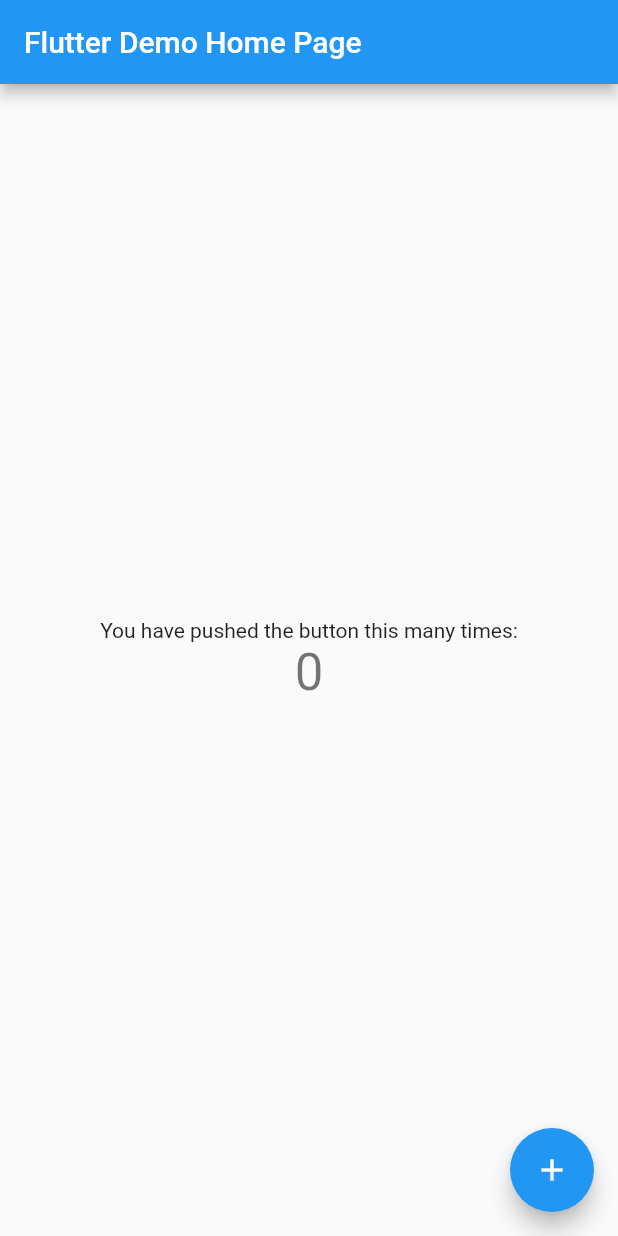
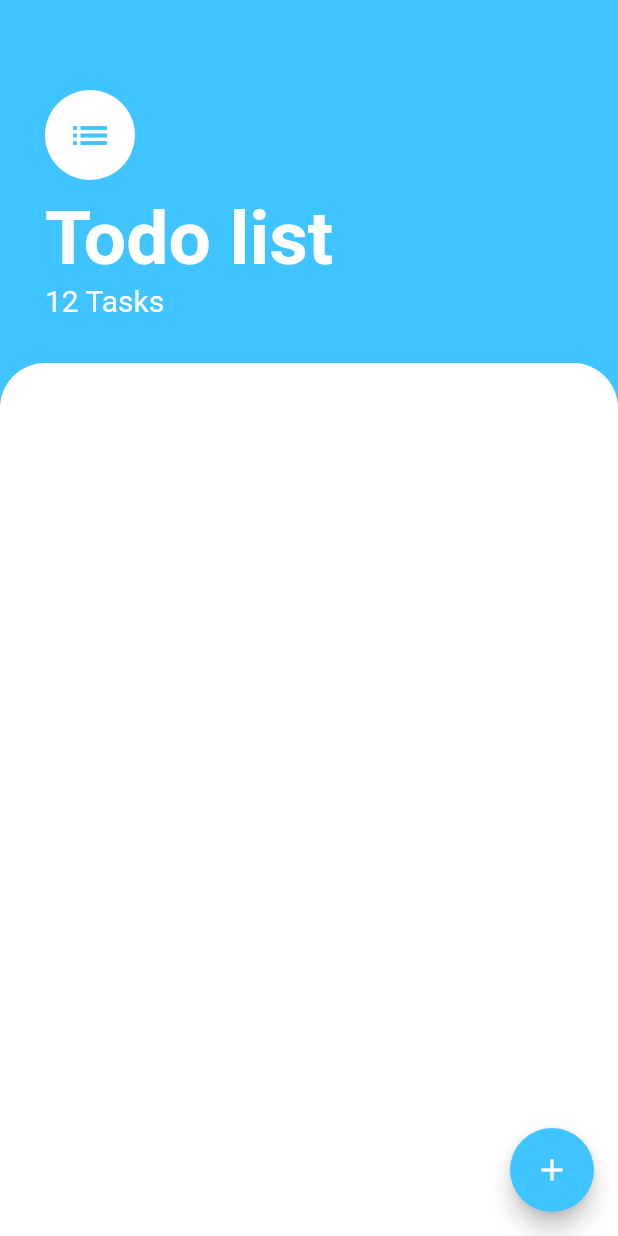
Before and after one commit to asly-97/todo_list_flutter_app, a Flutter app: the screen it shows after launch, on a phone screen of 412 x 824 dp. Run offline on Flutter 3.47's test engine with Material 2 defaults, Android fonts, the phone set to English and light mode, and no system bars.

Commit message:
Designing TasksScreen

```diff
--- a/lib/main.dart
+++ b/lib/main.dart
@@ -1,115 +1,15 @@
 import 'package:flutter/material.dart';
+import 'package:todo_list_flutter/screens/tasks_screen.dart';
 
 void main() {
-  runApp(const MyApp());
+  runApp(MyApp());
 }
 
 class MyApp extends StatelessWidget {
-  const MyApp({super.key});
-
-  // This widget is the root of your application.
   @override
   Widget build(BuildContext context) {
     return MaterialApp(
-      title: 'Flutter Demo',
-      theme: ThemeData(
-        // This is the theme of your application.
-        //
-        // Try running your application with "flutter run". You'll see the
-        // application has a blue toolbar. Then, without quitting the app, try
-        // changing the primarySwatch below to Colors.green and then invoke
-        // "hot reload" (press "r" in the console where you ran "flutter run",
-        // or simply save your changes to "hot reload" in a Flutter IDE).
-        // Notice that the counter didn't reset back to zero; the application
-        // is not restarted.
-        primarySwatch: Colors.blue,
-      ),
-      home: const MyHomePage(title: 'Flutter Demo Home Page'),
+      home: TasksScreen(),
     );
   }
 }
-
-class MyHomePage extends StatefulWidget {
-  const MyHomePage({super.key, required this.title});
-
-  // This widget is the home page of your application. It is stateful, meaning
-  // that it has a State object (defined below) that contains fields that affect
-  // how it looks.
-
-  // This class is the configuration for the state. It holds the values (in this
-  // case the title) provided by the parent (in this case the App widget) and
-  // used by the build method of the State. Fields in a Widget subclass are
-  // always marked "final".
-
-  final String title;
-
-  @override
-  State<MyHomePage> createState() => _MyHomePageState();
-}
-
-class _MyHomePageState extends State<MyHomePage> {
-  int _counter = 0;
-
-  void _incrementCounter() {
-    setState(() {
-      // This call to setState tells the Flutter framework that something has
-      // changed in this State, which causes it to rerun the build method below
-      // so that the display can reflect the updated values. If we changed
-      // _counter without calling setState(), then the build method would not be
-      // called again, and so nothing would appear to happen.
-      _counter++;
-    });
-  }
-
-  @override
-  Widget build(BuildContext context) {
-    // This method is rerun every time setState is called, for instance as done
-    // by the _incrementCounter method above.
-    //
-    // The Flutter framework has been optimized to make rerunning build methods
-    // fast, so that you can just rebuild anything that needs updating rather
-    // than having to individually change instances of widgets.
-    return Scaffold(
-      appBar: AppBar(
-        // Here we take the value from the MyHomePage object that was created by
-        // the App.build method, and use it to set our appbar title.
-        title: Text(widget.title),
-      ),
-      body: Center(
-        // Center is a layout widget. It takes a single child and positions it
-        // in the middle of the parent.
-        child: Column(
-          // Column is also a layout widget. It takes a list of children and
-          // arranges them vertically. By default, it sizes itself to fit its
-          // children horizontally, and tries to be as tall as its parent.
-          //
-          // Invoke "debug painting" (press "p" in the console, choose the
-          // "Toggle Debug Paint" action from the Flutter Inspector in Android
-          // Studio, or the "Toggle Debug Paint" command in Visual Studio Code)
-          // to see the wireframe for each widget.
-          //
-          // Column has various properties to control how it sizes itself and
-          // how it positions its children. Here we use mainAxisAlignment to
-          // center the children vertically; the main axis here is the vertical
-          // axis because Columns are vertical (the cross axis would be
-          // horizontal).
-          mainAxisAlignment: MainAxisAlignment.center,
-          children: <Widget>[
-            const Text(
-              'You have pushed the button this many times:',
-            ),
-            Text(
-              '$_counter',
-              style: Theme.of(context).textTheme.headline4,
-            ),
-          ],
-        ),
-      ),
-      floatingActionButton: FloatingActionButton(
-        onPressed: _incrementCounter,
-        tooltip: 'Increment',
-        child: const Icon(Icons.add),
-      ), // This trailing comma makes auto-formatting nicer for build methods.
-    );
-  }
-}
--- a/lib/screens/tasks_screen.dart
+++ b/lib/screens/tasks_screen.dart
@@ -0,0 +1,71 @@
+import 'package:flutter/material.dart';
+
+class TasksScreen extends StatelessWidget {
+  @override
+  Widget build(BuildContext context) {
+    return Scaffold(
+      backgroundColor: Colors.lightBlueAccent,
+      floatingActionButton: FloatingActionButton(
+        onPressed: () {},
+        child: Icon(Icons.add),
+        backgroundColor: Colors.lightBlueAccent,
+      ),
+      body: Column(
+        crossAxisAlignment: CrossAxisAlignment.start,
+        children: [
+          Container(
+            padding: EdgeInsets.only(
+              top: 60,
+              left: 30,
+              right: 30,
+              bottom: 30,
+            ),
+            child: Column(
+              crossAxisAlignment: CrossAxisAlignment.start,
+              children: [
+                CircleAvatar(
+                  child: Icon(
+                    Icons.list,
+                    size: 30,
+                    color: Colors.lightBlueAccent,
+                  ),
+                  backgroundColor: Colors.white,
+                  radius: 30,
+                ),
+                SizedBox(
+                  height: 10,
+                ),
+                Text(
+                  'Todo list',
+                  style: TextStyle(
+                    color: Colors.white,
+                    fontSize: 50,
+                    fontWeight: FontWeight.bold,
+                  ),
+                ),
+                Text(
+                  '12 Tasks',
+                  style: TextStyle(
+                    color: Colors.white,
+                    fontSize: 20,
+                  ),
+                ),
+              ],
+            ),
+          ),
+          Expanded(
+            child: Container(
+              decoration: BoxDecoration(
+                color: Colors.white,
+                borderRadius: BorderRadius.only(
+                  topLeft: Radius.circular(30),
+                  topRight: Radius.circular(30),
+                ),
+              ),
+            ),
+          ),
+        ],
+      ),
+    );
+  }
+}
```
Also changed, not shown: 1 other file.
